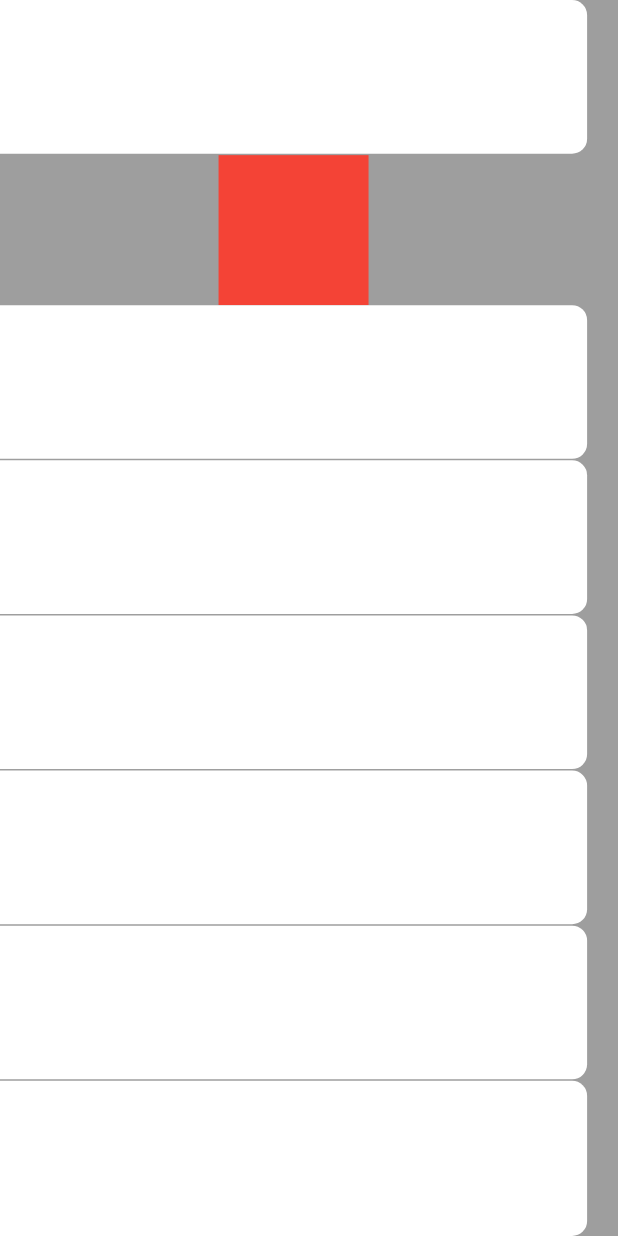
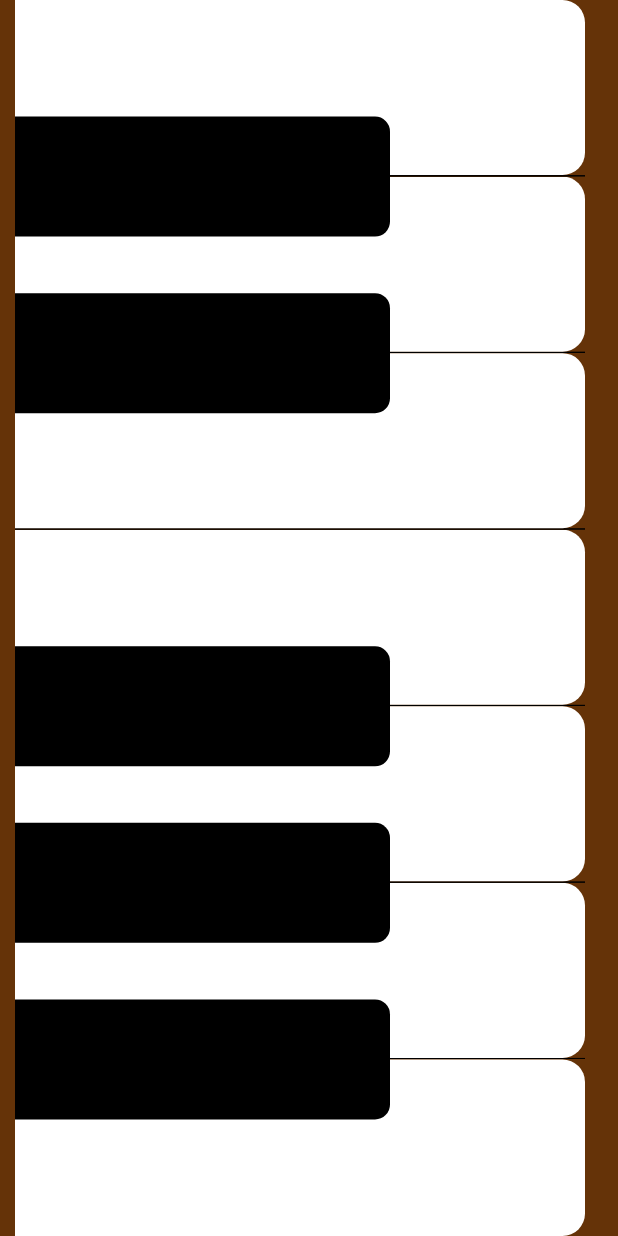
Before and after one commit to semasuka/piano, a Flutter app: the screen it shows after launch, on a phone screen of 412 x 824 dp. Run offline on Flutter 3.47's test engine with Material 2 defaults, Android fonts, the phone set to English and light mode, and no system bars; our stand-ins replace audioplayers.

Commit message:
sound added and linked to the keys and functions created to avoid repetition

```diff
--- a/lib/main.dart
+++ b/lib/main.dart
@@ -1,5 +1,5 @@
 import 'package:flutter/material.dart';
-import 'package:audioplayers/audioplayers.dart';
+import 'package:audioplayers/audio_cache.dart';
 import 'package:flutter/widgets.dart';
 
 void main() {
@@ -7,25 +7,45 @@ void main() {
 }
 
 class Piano extends StatelessWidget {
-  @override
-  Widget build(BuildContext context) {
-    return MaterialApp(
-      debugShowCheckedModeBanner: false,
-      home: Scaffold(
-        backgroundColor: Colors.grey,
-        body: SafeArea(
-          child: Column(
-            children: <Widget>[
-              Expanded(
-                child: Padding(
-                  padding: const EdgeInsets.only(bottom: 1.0),
-                  child: FractionallySizedBox(
-                    widthFactor: 0.95,
-                    child: FlatButton(
+  BoxDecoration decoration() {
+    return BoxDecoration(
+      border: Border(
+        bottom: BorderSide(
+          color: Colors.black,
+        ),
+      ),
+    );
+  }
+
+  FlatButton theButton(String note) {
+    return FlatButton(
       splashColor: Colors.transparent,
       color: Colors.white,
       onPressed: () {
-                        print('key press');
+        final player = AudioCache();
+        player.play('$note.mp3');
+      },
+      shape: RoundedRectangleBorder(
+        borderRadius: BorderRadius.only(
+          topRight: Radius.circular(15.0),
+          bottomRight: Radius.circular(15.0),
+        ),
+      ),
+    );
+  }
+
+  Positioned blackSmallKeyTop(String note) {
+    return Positioned(
+      left: 10,
+      height: 80,
+      width: 250,
+      top: -40,
+      child: FlatButton(
+        splashColor: Colors.transparent,
+        color: Colors.black,
+        onPressed: () {
+          final player = AudioCache();
+          player.play('$note.mp3');
         },
         shape: RoundedRectangleBorder(
           borderRadius: BorderRadius.only(
@@ -34,30 +54,21 @@ class Piano extends StatelessWidget {
           ),
         ),
       ),
-                  ),
-                ),
-              ),
-              Stack(
-                children: <Widget>[
-                  Positioned(
-                    child: Container(
-                      width: 100,
-                      height: 100,
-                      color: Colors.red,
-                    ),
-                  )
-                ],
-              ),
-              Expanded(
-                child: Padding(
-                  padding: const EdgeInsets.only(bottom: 1.0),
-                  child: FractionallySizedBox(
-                    widthFactor: 0.95,
+    );
+  }
+
+  Positioned blackSmallKeyBottom(String note) {
+    return Positioned(
+      left: 10,
+      height: 80,
+      width: 250,
+      bottom: -40,
       child: FlatButton(
         splashColor: Colors.transparent,
-                      color: Colors.white,
+        color: Colors.black,
         onPressed: () {
-                        print('key press');
+          final player = AudioCache();
+          player.play('$note.mp3');
         },
         shape: RoundedRectangleBorder(
           borderRadius: BorderRadius.only(
@@ -66,112 +77,131 @@ class Piano extends StatelessWidget {
           ),
         ),
       ),
+    );
+  }
+
+  @override
+  Widget build(BuildContext context) {
+    return MaterialApp(
+      debugShowCheckedModeBanner: false,
+      home: Scaffold(
+        // brown background color of the app
+        backgroundColor: Color.fromRGBO(101, 51, 8, 1),
+        body: SafeArea(
+          child: Padding(
+            padding: const EdgeInsets.only(right: 12.0),
+            child: Column(
+              children: <Widget>[
+                Expanded(
+                  child: Stack(
+                      alignment: Alignment.bottomLeft,
+                      fit: StackFit.expand,
+                      children: [
+                        FractionallySizedBox(
+                          widthFactor: 0.95,
+                          child: Container(
+                            // back line that separate the keyboard
+                            decoration: decoration(),
+                            // E note key
+                            child: theButton('e'),
                           ),
                         ),
+                        blackSmallKeyBottom('d#'),
+                      ]),
                 ),
                 Expanded(
-                child: Padding(
-                  padding: const EdgeInsets.only(bottom: 1.0),
-                  child: FractionallySizedBox(
+                  child: Stack(
+                      alignment: Alignment.bottomLeft,
+                      fit: StackFit.expand,
+                      children: [
+                        FractionallySizedBox(
                           widthFactor: 0.95,
-                    child: FlatButton(
-                      color: Colors.white,
-                      splashColor: Colors.transparent,
-                      onPressed: () {
-                        print('key press');
-                      },
-                      shape: RoundedRectangleBorder(
-                        borderRadius: BorderRadius.only(
-                          topRight: Radius.circular(10.0),
-                          bottomRight: Radius.circular(10.0),
+                          child: Container(
+                            decoration: decoration(),
+                            child: theButton('d'),
                           ),
                         ),
+                        blackSmallKeyTop('d#'),
+                        blackSmallKeyBottom('c#'),
+                      ]),
+                ),
+                Expanded(
+                  child: Stack(
+                      alignment: Alignment.bottomLeft,
+                      fit: StackFit.expand,
+                      children: [
+                        FractionallySizedBox(
+                          widthFactor: 0.95,
+                          child: Container(
+                            decoration: decoration(),
+                            child: theButton('c'),
                           ),
                         ),
+                        blackSmallKeyTop('c#'),
+                      ]),
+                ),
+                Expanded(
+                  child: Stack(
+                      alignment: Alignment.bottomLeft,
+                      fit: StackFit.expand,
+                      children: [
+                        FractionallySizedBox(
+                          widthFactor: 0.95,
+                          child: Container(
+                            decoration: decoration(),
+                            child: theButton('b'),
                           ),
                         ),
+                        blackSmallKeyBottom('a#'),
+                      ]),
+                ),
                 Expanded(
-                child: Padding(
-                  padding: const EdgeInsets.only(bottom: 1.0),
-                  child: FractionallySizedBox(
+                  child: Stack(
+                      alignment: Alignment.bottomLeft,
+                      fit: StackFit.expand,
+                      children: [
+                        FractionallySizedBox(
                           widthFactor: 0.95,
-                    child: FlatButton(
-                      splashColor: Colors.transparent,
-                      color: Colors.white,
-                      onPressed: () {
-                        print('key press');
-                      },
-                      shape: RoundedRectangleBorder(
-                        borderRadius: BorderRadius.only(
-                          topRight: Radius.circular(10.0),
-                          bottomRight: Radius.circular(10.0),
+                          child: Container(
+                            decoration: decoration(),
+                            child: theButton('a'),
                           ),
                         ),
+                        blackSmallKeyTop('a#'),
+                        blackSmallKeyBottom('g#'),
+                      ]),
+                ),
+                Expanded(
+                  child: Stack(
+                      alignment: Alignment.bottomLeft,
+                      fit: StackFit.expand,
+                      children: [
+                        FractionallySizedBox(
+                          widthFactor: 0.95,
+                          child: Container(
+                            decoration: decoration(),
+                            child: theButton('g'),
                           ),
                         ),
-                ),
+                        blackSmallKeyTop('g#'),
+                        blackSmallKeyBottom('f#'),
+                      ]),
                 ),
                 Expanded(
-                child: Padding(
-                  padding: const EdgeInsets.only(bottom: 1.0),
-                  child: FractionallySizedBox(
+                  child: Stack(
+                      alignment: Alignment.bottomLeft,
+                      fit: StackFit.expand,
+                      children: [
+                        FractionallySizedBox(
                           widthFactor: 0.95,
-                    child: FlatButton(
-                      color: Colors.white,
-                      splashColor: Colors.transparent,
-                      onPressed: () {
-                        print('key press');
-                      },
-                      shape: RoundedRectangleBorder(
-                        borderRadius: BorderRadius.only(
-                          topRight: Radius.circular(10.0),
-                          bottomRight: Radius.circular(10.0),
+                          child: theButton('f'),
                         ),
-                      ),
-                    ),
-                  ),
-                ),
-              ),
-              Expanded(
-                child: Padding(
-                  padding: const EdgeInsets.only(bottom: 1.0),
-                  child: FractionallySizedBox(
-                    widthFactor: 0.95,
-                    child: FlatButton(
-                      color: Colors.white,
-                      splashColor: Colors.transparent,
-                      onPressed: () {
-                        print('key press');
-                      },
-                      shape: RoundedRectangleBorder(
-                        borderRadius: BorderRadius.only(
-                          topRight: Radius.circular(10.0),
-                          bottomRight: Radius.circular(10.0),
-                        ),
-                      ),
-                    ),
-                  ),
-                ),
-              ),
-              Expanded(
-                child: FractionallySizedBox(
-                  widthFactor: 0.95,
-                  child: FlatButton(
-                    color: Colors.white,
-                    splashColor: Colors.transparent,
-                    onPressed: () {
-                      print('key press');
-                    },
-                    shape: RoundedRectangleBorder(
-                      borderRadius: BorderRadius.only(
-                        topRight: Radius.circular(10.0),
-                        bottomRight: Radius.circular(10.0),
-                      ),
-                    ),
-                  ),
-                ),
+                        blackSmallKeyTop('f#'),
+                      ]),
                 ),
               ],
+
+            ),
           ),
         ),
       ),
```
Also changed, not shown: pubspec.yaml (+4 -3 lines), 12 other files. Lines whose indentation alone changed are shown as unchanged.
